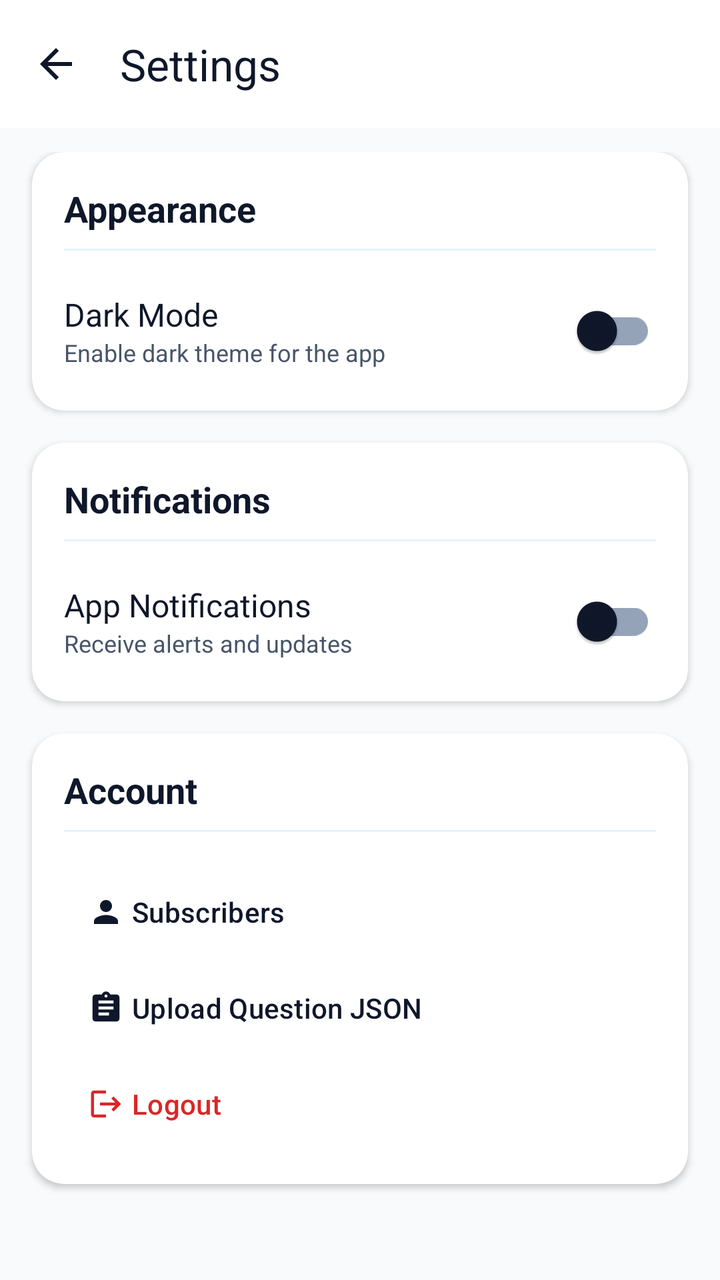
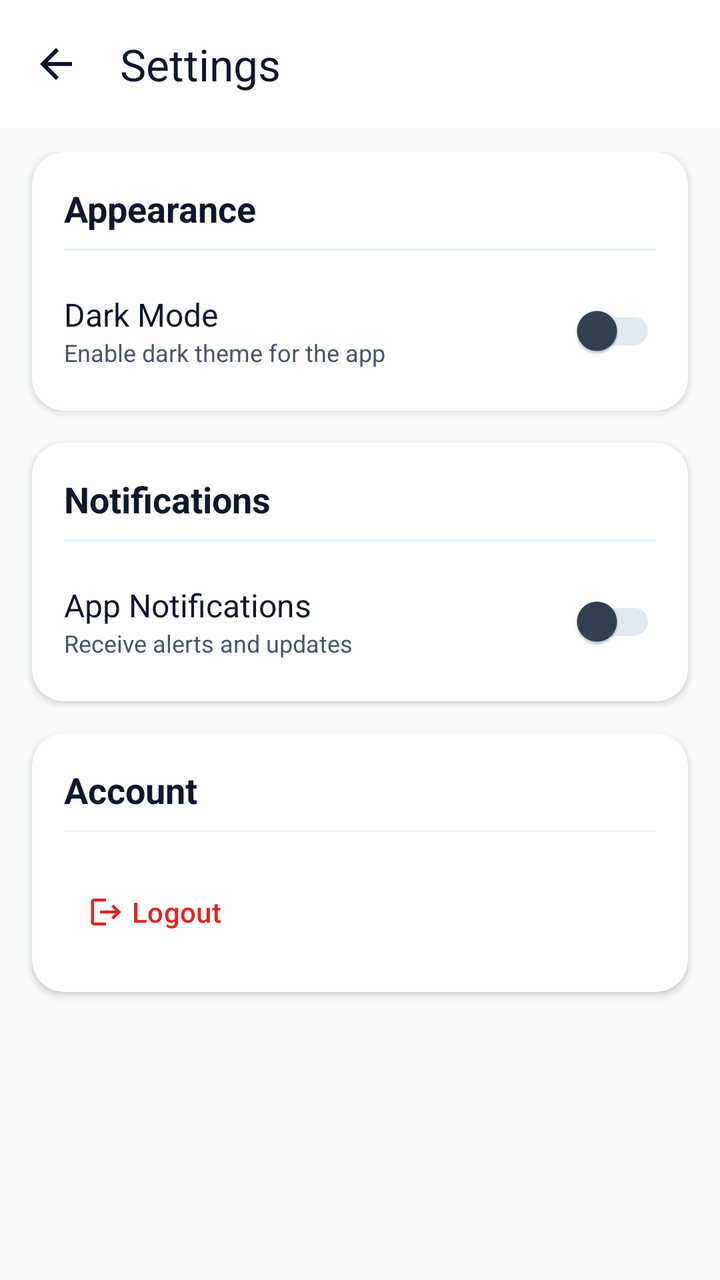

An Android layout rendered at two revisions. The XML below is the earlier revision; the diff shows what the commit changed to produce the second picture.
<!-- AndroidManifest.xml: application theme Theme.TestMaster -->
<!-- res/layout/activity_settings.xml -->
<?xml version="1.0" encoding="utf-8"?>
<androidx.constraintlayout.widget.ConstraintLayout xmlns:android="http://schemas.android.com/apk/res/android"
    xmlns:app="http://schemas.android.com/apk/res-auto"
    xmlns:tools="http://schemas.android.com/tools"
    android:layout_width="match_parent"
    android:layout_height="match_parent"
    android:background="@color/background"
    android:fitsSystemWindows="true"
    tools:context=".activities.SettingsActivity">

    <com.google.android.material.appbar.MaterialToolbar
        android:id="@+id/settings_toolbar"
        android:layout_width="match_parent"
        android:layout_height="?attr/actionBarSize"
        android:background="@color/surface"
        app:layout_constraintTop_toTopOf="parent"
        app:navigationIcon="@drawable/baseline_arrow_back_24"
        app:navigationIconTint="@color/onPrimary"
        app:title="Settings"
        app:titleTextColor="@color/text_primary" />

    <ScrollView
        android:layout_width="match_parent"
        android:layout_height="0dp"
        app:layout_constraintBottom_toBottomOf="parent"
        app:layout_constraintTop_toBottomOf="@id/settings_toolbar">

        <LinearLayout
            android:layout_width="match_parent"
            android:layout_height="wrap_content"
            android:orientation="vertical"
            android:padding="12dp">

            
            <com.google.android.material.card.MaterialCardView
                android:layout_width="match_parent"
                android:layout_height="wrap_content"
                android:layout_marginBottom="16dp"
                android:layout_marginHorizontal="4dp"
                app:cardCornerRadius="16dp"
                app:cardElevation="2dp"
                app:strokeWidth="0dp">

                <LinearLayout
                    android:layout_width="match_parent"
                    android:layout_height="wrap_content"
                    android:orientation="vertical"
                    android:padding="16dp">

                    <TextView
                        android:layout_width="wrap_content"
                        android:layout_height="wrap_content"
                        android:text="Appearance"
                        android:textColor="@color/text_primary"
                        android:textSize="18sp"
                        android:textStyle="bold" />

                    <View
                        android:layout_width="match_parent"
                        android:layout_height="1dp"
                        android:layout_marginTop="8dp"
                        android:layout_marginBottom="16dp"
                        android:background="@color/blue_bg" />

                    <RelativeLayout
                        android:layout_width="match_parent"
                        android:layout_height="wrap_content">

                        <LinearLayout
                            android:layout_width="wrap_content"
                            android:layout_height="wrap_content"
                            android:layout_alignParentStart="true"
                            android:layout_centerVertical="true"
                            android:layout_toStartOf="@id/theme_switch"
                            android:orientation="vertical">

                            <TextView
                                android:layout_width="wrap_content"
                                android:layout_height="wrap_content"
                                android:text="Dark Mode"
                                android:textColor="@color/text_primary"
                                android:textSize="16sp" />

                            <TextView
                                android:layout_width="wrap_content"
                                android:layout_height="wrap_content"
                                android:text="Enable dark theme for the app"
                                android:textColor="@color/text_secondary"
                                android:textSize="12sp" />
                        </LinearLayout>

                        <com.google.android.material.switchmaterial.SwitchMaterial
                            android:id="@+id/theme_switch"
                            android:layout_width="wrap_content"
                            android:layout_height="wrap_content"
                            android:layout_alignParentEnd="true"
                            android:layout_centerVertical="true" />
                    </RelativeLayout>
                </LinearLayout>
            </com.google.android.material.card.MaterialCardView>

            
            <com.google.android.material.card.MaterialCardView
                android:layout_width="match_parent"
                android:layout_height="wrap_content"
                android:layout_marginBottom="16dp"
                android:layout_marginHorizontal="4dp"
                app:cardCornerRadius="16dp"
                app:cardElevation="2dp"
                app:strokeWidth="0dp">

                <LinearLayout
                    android:layout_width="match_parent"
                    android:layout_height="wrap_content"
                    android:orientation="vertical"
                    android:padding="16dp">

                    <TextView
                        android:layout_width="wrap_content"
                        android:layout_height="wrap_content"
                        android:text="Notifications"
                        android:textColor="@color/text_primary"
                        android:textSize="18sp"
                        android:textStyle="bold" />

                    <View
                        android:layout_width="match_parent"
                        android:layout_height="1dp"
                        android:layout_marginTop="8dp"
                        android:layout_marginBottom="16dp"
                        android:background="@color/blue_bg" />

                    <RelativeLayout
                        android:layout_width="match_parent"
                        android:layout_height="wrap_content">

                        <LinearLayout
                            android:layout_width="wrap_content"
                            android:layout_height="wrap_content"
                            android:layout_alignParentStart="true"
                            android:layout_centerVertical="true"
                            android:layout_toStartOf="@id/notification_switch"
                            android:orientation="vertical">

                            <TextView
                                android:layout_width="wrap_content"
                                android:layout_height="wrap_content"
                                android:text="App Notifications"
                                android:textColor="@color/text_primary"
                                android:textSize="16sp" />

                            <TextView
                                android:layout_width="wrap_content"
                                android:layout_height="wrap_content"
                                android:text="Receive alerts and updates"
                                android:textColor="@color/text_secondary"
                                android:textSize="12sp" />
                        </LinearLayout>

                        <com.google.android.material.switchmaterial.SwitchMaterial
                            android:id="@+id/notification_switch"
                            android:layout_width="wrap_content"
                            android:layout_height="wrap_content"
                            android:layout_alignParentEnd="true"
                            android:layout_centerVertical="true" />
                    </RelativeLayout>
                </LinearLayout>
            </com.google.android.material.card.MaterialCardView>

            
            <com.google.android.material.card.MaterialCardView
                android:layout_width="match_parent"
                android:layout_height="wrap_content"
                android:layout_marginBottom="24dp"
                android:layout_marginHorizontal="4dp"
                app:cardCornerRadius="16dp"
                app:cardElevation="2dp"
                app:strokeWidth="0dp">

                <LinearLayout
                    android:layout_width="match_parent"
                    android:layout_height="wrap_content"
                    android:orientation="vertical"
                    android:padding="16dp">

                    <TextView
                        android:layout_width="wrap_content"
                        android:layout_height="wrap_content"
                        android:text="Account"
                        android:textColor="@color/text_primary"
                        android:textSize="18sp"
                        android:textStyle="bold" />

                    <View
                        android:layout_width="match_parent"
                        android:layout_height="1dp"
                        android:layout_marginTop="8dp"
                        android:layout_marginBottom="16dp"
                        android:background="@color/blue_bg" />

                    <com.google.android.material.button.MaterialButton
                        android:id="@+id/btn_subscribers"
                        style="@style/Widget.Material3.Button.TextButton"
                        android:layout_width="match_parent"
                        android:layout_height="wrap_content"
                        android:gravity="start|center_vertical"
                        android:text="Subscribers"
                        android:textColor="@color/text_primary"
                        app:icon="@drawable/baseline_person_24"
                        app:iconTint="@color/text_primary" />

                    <com.google.android.material.button.MaterialButton
                        android:id="@+id/btn_upload_json"
                        style="@style/Widget.Material3.Button.TextButton"
                        android:layout_width="match_parent"
                        android:layout_height="wrap_content"
                        android:gravity="start|center_vertical"
                        android:text="Upload Question JSON"
                        android:textColor="@color/text_primary"
                        app:icon="@drawable/baseline_assignment_24"
                        app:iconTint="@color/text_primary" />

                    <com.google.android.material.button.MaterialButton
                        android:id="@+id/btn_logout_settings"
                        style="@style/Widget.Material3.Button.TextButton"
                        android:layout_width="match_parent"
                        android:layout_height="wrap_content"
                        android:gravity="start|center_vertical"
                        android:text="Logout"
                        android:textColor="@color/error"
                        app:icon="@drawable/baseline_logout_24"
                        app:iconTint="@color/error" />
                </LinearLayout>
            </com.google.android.material.card.MaterialCardView>

        </LinearLayout>
    </ScrollView>

</androidx.constraintlayout.widget.ConstraintLayout>
<!-- resources referenced by this layout -->
<resources>
  <color name="background">#F8FAFC</color>
  <color name="blue_bg">#1A0288D1</color>
  <color name="error">#DC2626</color>
  <color name="onPrimary">#0F172A</color>
  <color name="surface">#FFFFFF</color>
  <color name="text_primary">#0F172A</color>
  <color name="text_secondary">#475569</color>
  <!-- drawable baseline_arrow_back_24 (drawable) -->
  <vector android:autoMirrored="true" android:height="24dp"
      android:tint="#000000" android:viewportHeight="24"
      android:viewportWidth="24" android:width="24dp" xmlns:android="http://schemas.android.com/apk/res/android">
      <path android:fillColor="@android:color/white" android:pathData="M20,11H7.83l5.59,-5.59L12,4l-8,8 8,8 1.41,-1.41L7.83,13H20v-2z"/>
  </vector>
  <!-- drawable baseline_assignment_24 (drawable) -->
  <vector android:autoMirrored="true" android:height="24dp"
      android:tint="#000000" android:viewportHeight="24"
      android:viewportWidth="24" android:width="24dp" xmlns:android="http://schemas.android.com/apk/res/android">
      <path android:fillColor="@android:color/white" android:pathData="M19,3h-4.18C14.4,1.84 13.3,1 12,1c-1.3,0 -2.4,0.84 -2.82,2L5,3c-1.1,0 -2,0.9 -2,2v14c0,1.1 0.9,2 2,2h14c1.1,0 2,-0.9 2,-2L21,5c0,-1.1 -0.9,-2 -2,-2zM12,3c0.55,0 1,0.45 1,1s-0.45,1 -1,1 -1,-0.45 -1,-1 0.45,-1 1,-1zM14,17L7,17v-2h7v2zM17,13L7,13v-2h10v2zM17,9L7,9L7,7h10v2z"/>
  </vector>
  <!-- drawable baseline_logout_24 (drawable) -->
  <vector android:autoMirrored="true" android:height="24dp"
      android:tint="#000000" android:viewportHeight="24"
      android:viewportWidth="24" android:width="24dp" xmlns:android="http://schemas.android.com/apk/res/android">
      <path android:fillColor="@android:color/white" android:pathData="M17,7l-1.41,1.41L18.17,11H8v2h10.17l-2.58,2.58L17,17l5,-5zM4,5h8V3H4c-1.1,0 -2,0.9 -2,2v14c0,1.1 0.9,2 2,2h8v-2H4V5z"/>
  </vector>
  <!-- drawable baseline_person_24 (drawable) -->
  <vector android:height="24dp" android:tint="#000000"
      android:viewportHeight="24" android:viewportWidth="24"
      android:width="24dp" xmlns:android="http://schemas.android.com/apk/res/android">
      <path android:fillColor="@android:color/white" android:pathData="M12,12c2.21,0 4,-1.79 4,-4s-1.79,-4 -4,-4 -4,1.79 -4,4 1.79,4 4,4zM12,14c-2.67,0 -8,1.34 -8,4v2h16v-2c0,-2.66 -5.33,-4 -8,-4z"/>
  </vector>
  <style name="Theme.TestMaster" parent="Base.Theme.TestMaster" />
  <color name="primary">#FFFFFF</color>
  <color name="primaryContainer">#F1F5F9</color>
  <color name="onPrimaryContainer">#0F172A</color>
  <color name="secondary">#64748B</color>
  <color name="onSecondary">#FFFFFF</color>
  <color name="secondaryContainer">#E2E8F0</color>
  <color name="onSecondaryContainer">#0F172A</color>
  <color name="onSurface">#0F172A</color>
  <color name="surfaceVariant">#E2E8F0</color>
  <color name="onSurfaceVariant">#475569</color>
  <color name="outline">#94A3B8</color>
  <color name="onError">#FFFFFF</color>
  <color name="errorContainer">#FEE2E2</color>
  <color name="onErrorContainer">#7F1D1D</color>
  <color name="accent">#334155</color>
  <!-- unchanged entries left out for length: 1 -->
</resources>

<!-- the commit's change to res/layout/activity_settings.xml (unified diff, before → after) -->
@@ -93,6 +93,8 @@
                             android:id="@+id/theme_switch"
                             android:layout_width="wrap_content"
                             android:layout_height="wrap_content"
+                            app:thumbTint="@color/switch_thumb_color"
+                            app:trackTint="@color/switch_track_color"
                             android:layout_alignParentEnd="true"
                             android:layout_centerVertical="true" />
                     </RelativeLayout>
@@ -161,6 +163,8 @@
                             android:id="@+id/notification_switch"
                             android:layout_width="wrap_content"
                             android:layout_height="wrap_content"
+                            app:thumbTint="@color/switch_thumb_color"
+                            app:trackTint="@color/switch_track_color"
                             android:layout_alignParentEnd="true"
                             android:layout_centerVertical="true" />
                     </RelativeLayout>
@@ -199,23 +203,13 @@
                         android:background="@color/blue_bg" />
 
                     <com.google.android.material.button.MaterialButton
-                        android:id="@+id/btn_subscribers"
-                        style="@style/Widget.Material3.Button.TextButton"
-                        android:layout_width="match_parent"
-                        android:layout_height="wrap_content"
-                        android:gravity="start|center_vertical"
-                        android:text="Subscribers"
-                        android:textColor="@color/text_primary"
-                        app:icon="@drawable/baseline_person_24"
-                        app:iconTint="@color/text_primary" />
-
-                    <com.google.android.material.button.MaterialButton
                         android:id="@+id/btn_upload_json"
                         style="@style/Widget.Material3.Button.TextButton"
                         android:layout_width="match_parent"
                         android:layout_height="wrap_content"
                         android:gravity="start|center_vertical"
                         android:text="Upload Question JSON"
+                        android:visibility="gone"
                         android:textColor="@color/text_primary"
                         app:icon="@drawable/baseline_assignment_24"
                         app:iconTint="@color/text_primary" />
<!-- resource entries referenced after the edit -->
@@ -25,12 +25,6 @@
       android:viewportWidth="24" android:width="24dp" xmlns:android="http://schemas.android.com/apk/res/android">
       <path android:fillColor="@android:color/white" android:pathData="M17,7l-1.41,1.41L18.17,11H8v2h10.17l-2.58,2.58L17,17l5,-5zM4,5h8V3H4c-1.1,0 -2,0.9 -2,2v14c0,1.1 0.9,2 2,2h8v-2H4V5z"/>
   </vector>
-  <!-- drawable baseline_person_24 (drawable) -->
-  <vector android:height="24dp" android:tint="#000000"
-      android:viewportHeight="24" android:viewportWidth="24"
-      android:width="24dp" xmlns:android="http://schemas.android.com/apk/res/android">
-      <path android:fillColor="@android:color/white" android:pathData="M12,12c2.21,0 4,-1.79 4,-4s-1.79,-4 -4,-4 -4,1.79 -4,4 1.79,4 4,4zM12,14c-2.67,0 -8,1.34 -8,4v2h16v-2c0,-2.66 -5.33,-4 -8,-4z"/>
-  </vector>
   <style name="Theme.TestMaster" parent="Base.Theme.TestMaster" />
   <color name="primary">#FFFFFF</color>
   <color name="primaryContainer">#F1F5F9</color>
